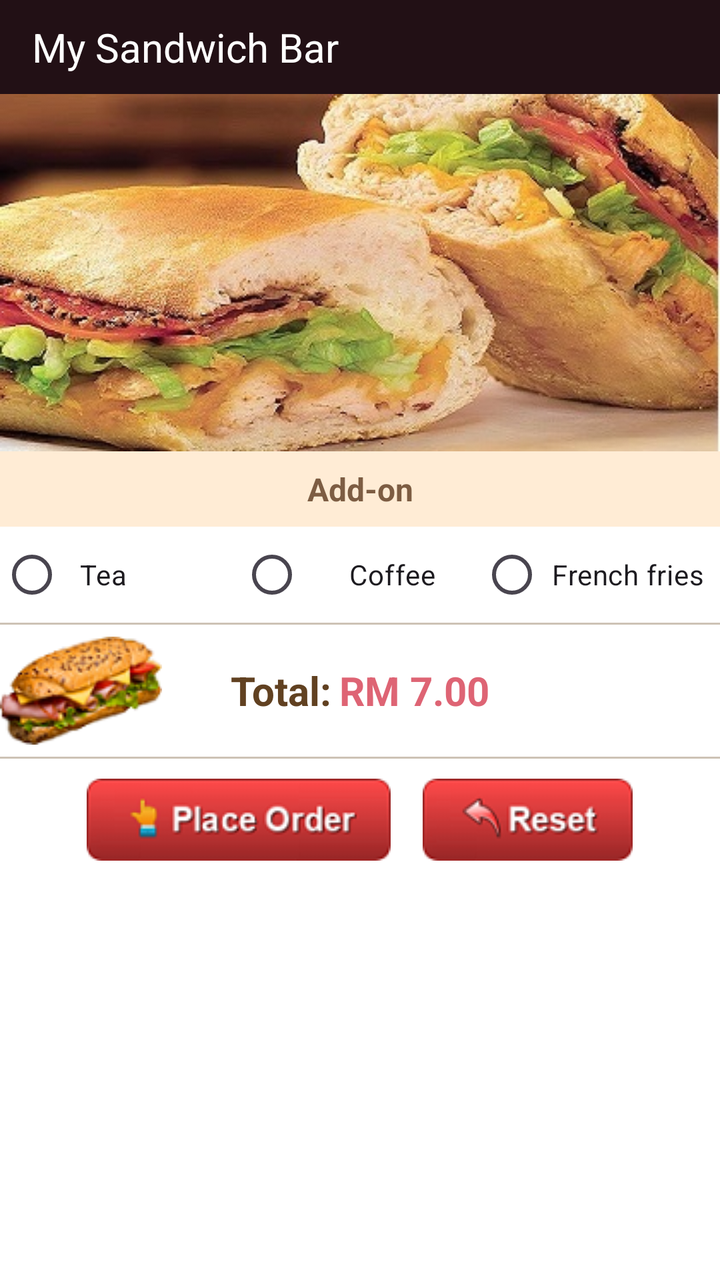
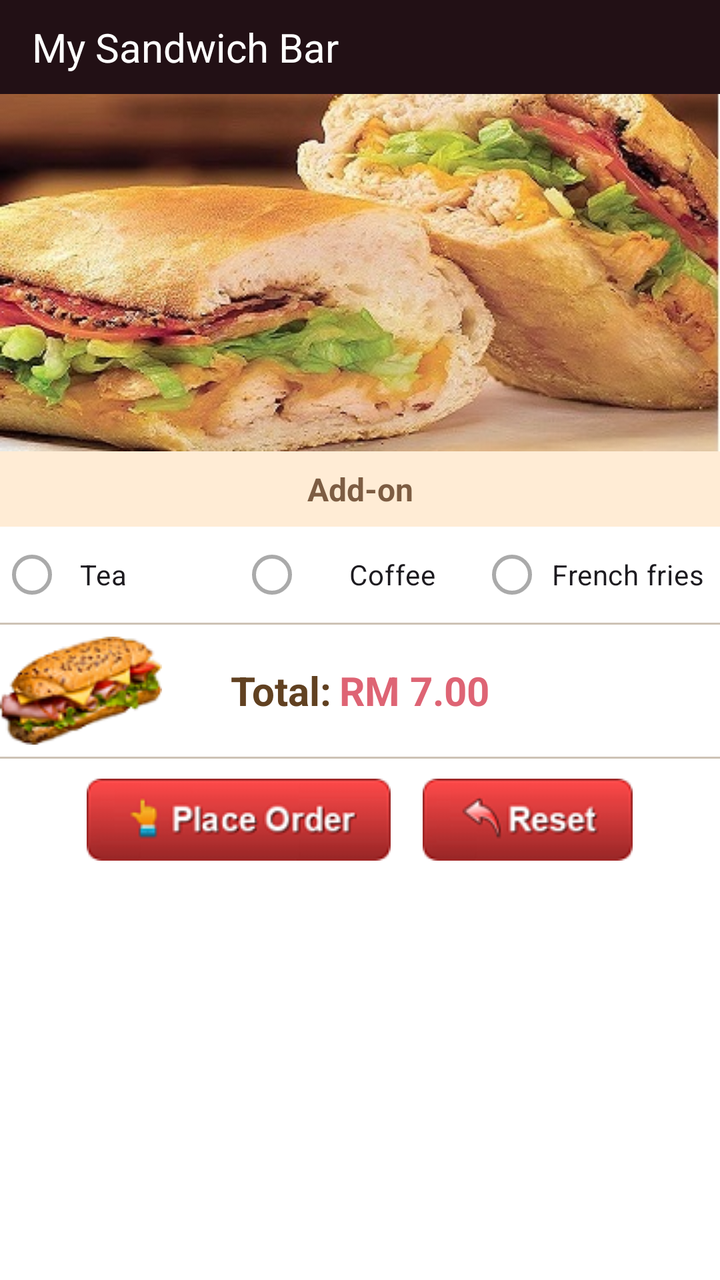

Compare the two renders of this Android layout. The source of the first and the diff that turns it into the second are given below.
<!-- AndroidManifest.xml: application theme Theme.COS30017Assignmemt3Task1 -->
<!-- res/layout/fragment_checkout.xml -->
<?xml version="1.0" encoding="utf-8"?>
<ScrollView xmlns:android="http://schemas.android.com/apk/res/android"
	android:layout_width="match_parent"
	android:layout_height="match_parent"
	android:background="@color/page_background"
	android:fillViewport="true">

	<LinearLayout
		android:layout_width="match_parent"
		android:layout_height="wrap_content"
		android:orientation="vertical">

		
		<TextView
			android:layout_width="match_parent"
			android:layout_height="wrap_content"
			android:background="@color/header_background"
			android:gravity="start|center_vertical"
			android:paddingStart="16dp"
			android:paddingTop="10dp"
			android:paddingBottom="10dp"
			android:text="@string/app_title"
			android:textColor="@color/header_text"
			android:textSize="20sp"
			android:textStyle="normal" />

		
		<ImageView
			android:layout_width="match_parent"
			android:layout_height="wrap_content"
			android:adjustViewBounds="true"
			android:contentDescription="@null"
			android:scaleType="fitCenter"
			android:src="@drawable/sandwiches" />

		
		<TextView
			android:layout_width="match_parent"
			android:layout_height="wrap_content"
			android:background="@color/section_background"
			android:gravity="center"
			android:padding="8dp"
			android:text="@string/add_on_selection"
			android:textColor="@color/section_text"
			android:textSize="16sp"
			android:textStyle="bold" />

		<RadioGroup
			android:id="@+id/radioAddOn"
			android:layout_width="match_parent"
			android:layout_height="wrap_content"
			android:gravity="center_vertical"
			android:orientation="horizontal">

			<RadioButton
				android:id="@+id/radioTea"
				android:layout_width="0dp"
				android:layout_height="wrap_content"
				android:layout_weight="1"
				android:buttonTint="@color/total_text"
				android:gravity="start|center_vertical"
				android:paddingStart="8dp"
				android:text="@string/add_on_tea"
				android:textSize="14sp" />

			<RadioButton
				android:id="@+id/radioCoffee"
				android:layout_width="0dp"
				android:layout_height="wrap_content"
				android:layout_weight="1"
				android:buttonTint="@color/total_text"
				android:gravity="center"
				android:text="@string/add_on_coffee"
				android:textSize="14sp" />

			<RadioButton
				android:id="@+id/radioFries"
				android:layout_width="0dp"
				android:layout_height="wrap_content"
				android:layout_weight="1"
				android:buttonTint="@color/total_text"
				android:gravity="end|center_vertical"
				android:paddingEnd="8dp"
				android:text="@string/add_on_fries"
				android:textSize="14sp" />

		</RadioGroup>

		

		
		<View
			android:layout_width="match_parent"
			android:layout_height="1dp"
			android:background="@color/total_divider" />

		
		<FrameLayout
			android:layout_width="match_parent"
			android:layout_height="wrap_content"
			android:paddingTop="6dp"
			android:paddingBottom="6dp">

			
			<ImageView
				android:layout_width="wrap_content"
				android:layout_height="54dp"
				android:layout_gravity="start|center_vertical"
				android:adjustViewBounds="true"
				android:contentDescription="@null"
				android:scaleType="fitCenter"
				android:src="@drawable/sandwich_icon" />

			
			<LinearLayout
				android:layout_width="wrap_content"
				android:layout_height="match_parent"
				android:layout_gravity="center"
				android:gravity="center_vertical"
				android:orientation="horizontal">

				
				<TextView
					android:id="@+id/totalLabel"
					android:layout_width="wrap_content"
					android:layout_height="wrap_content"
					android:text="@string/total"
					android:textColor="@color/total_text"
					android:textSize="20sp"
					android:textStyle="bold" />

				
				<TextView
					android:id="@+id/totalColon"
					android:layout_width="wrap_content"
					android:layout_height="wrap_content"
					android:text=":"
					android:textColor="@color/total_text"
					android:textSize="20sp"
					android:textStyle="bold" />

				
				<TextView
					android:id="@+id/totalPrice"
					android:layout_width="wrap_content"
					android:layout_height="wrap_content"
					android:layout_marginStart="4dp"
					android:text="@string/default_total"
					android:textColor="@color/total_price"
					android:textSize="20sp"
					android:textStyle="bold" />

			</LinearLayout>

		</FrameLayout>

		
		<View
			android:layout_width="match_parent"
			android:layout_height="1dp"
			android:background="@color/total_divider" />

		

		<LinearLayout
			android:layout_width="match_parent"
			android:layout_height="wrap_content"
			android:gravity="center"
			android:orientation="horizontal"
			android:paddingTop="10dp"
			android:paddingBottom="10dp">

			
			<ImageButton
				android:id="@+id/buttonPlaceOrder"
				android:layout_width="wrap_content"
				android:layout_height="wrap_content"
				android:background="@android:color/transparent"
				android:contentDescription="@string/content_place_order"
				android:src="@drawable/button_order" />

			
			<Space
				android:layout_width="16dp"
				android:layout_height="1dp" />

			
			<ImageButton
				android:id="@+id/buttonReset"
				android:layout_width="wrap_content"
				android:layout_height="wrap_content"
				android:background="@android:color/transparent"
				android:contentDescription="@string/content_reset"
				android:src="@drawable/button_reset" />

		</LinearLayout>

	</LinearLayout>

</ScrollView>
<!-- resources referenced by this layout -->
<resources>
  <color name="header_background">#221015</color>
  <color name="header_text">#FFFFFF</color>
  <color name="page_background">#FFFFFF</color>
  <color name="section_background">#FFECD5</color>
  <color name="section_text">#7D5D43</color>
  <color name="total_divider">#CDC2B5</color>
  <color name="total_price">#DE6474</color>
  <color name="total_text">#614121</color>
  <!-- drawable button_order: png bitmap (drawable, 5935 bytes) -->
  <!-- drawable button_reset: png bitmap (drawable, 4241 bytes) -->
  <!-- drawable sandwich_icon: png bitmap (drawable, 12385 bytes) -->
  <!-- drawable sandwiches: jpg bitmap (drawable, 54225 bytes) -->
  <string name="add_on_coffee">Coffee</string>
  <string name="add_on_fries">French fries</string>
  <string name="add_on_selection">Add-on</string>
  <string name="add_on_tea">Tea</string>
  <string name="app_title">My Sandwich Bar</string>
  <string name="content_place_order">Place Order</string>
  <string name="content_reset">Reset</string>
  <string name="default_total">RM 7.00</string>
  <string name="total">Total</string>
  <style name="Theme.COS30017Assignmemt3Task1" parent="Base.Theme.COS30017Assignmemt3Task1" />
  <style name="Base.Theme.COS30017Assignmemt3Task1" parent="Theme.Material3.DayNight.NoActionBar">
  		
  		
  	</style>
</resources>

<!-- the commit's change to res/layout/fragment_checkout.xml (unified diff, before → after) -->
@@ -1,5 +1,6 @@
 <?xml version="1.0" encoding="utf-8"?>
 <ScrollView xmlns:android="http://schemas.android.com/apk/res/android"
+	xmlns:app="http://schemas.android.com/apk/res-auto"
 	android:layout_width="match_parent"
 	android:layout_height="match_parent"
 	android:background="@color/page_background"
@@ -57,7 +58,8 @@
 				android:layout_width="0dp"
 				android:layout_height="wrap_content"
 				android:layout_weight="1"
-				android:buttonTint="@color/total_text"
+				android:buttonTint="@color/radio_button_tint"
+				app:buttonTint="@color/radio_button_tint"
 				android:gravity="start|center_vertical"
 				android:paddingStart="8dp"
 				android:text="@string/add_on_tea"
@@ -68,7 +70,8 @@
 				android:layout_width="0dp"
 				android:layout_height="wrap_content"
 				android:layout_weight="1"
-				android:buttonTint="@color/total_text"
+				android:buttonTint="@color/radio_button_tint"
+				app:buttonTint="@color/radio_button_tint"
 				android:gravity="center"
 				android:text="@string/add_on_coffee"
 				android:textSize="14sp" />
@@ -78,7 +81,8 @@
 				android:layout_width="0dp"
 				android:layout_height="wrap_content"
 				android:layout_weight="1"
-				android:buttonTint="@color/total_text"
+				android:buttonTint="@color/radio_button_tint"
+				app:buttonTint="@color/radio_button_tint"
 				android:gravity="end|center_vertical"
 				android:paddingEnd="8dp"
 				android:text="@string/add_on_fries"
